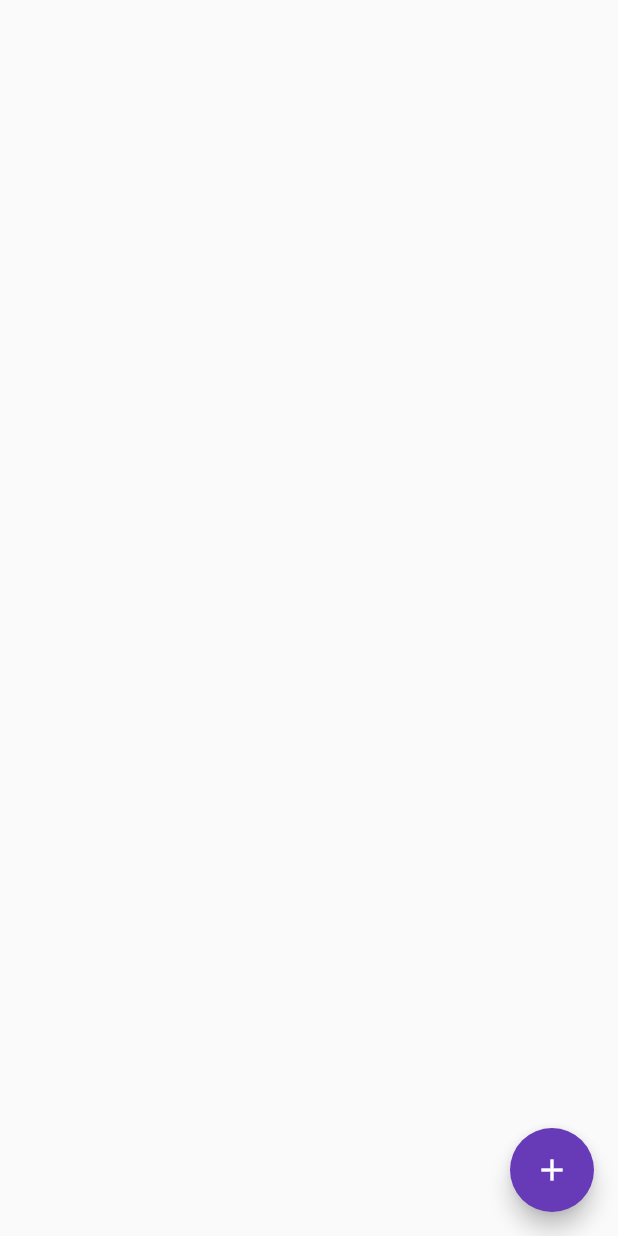
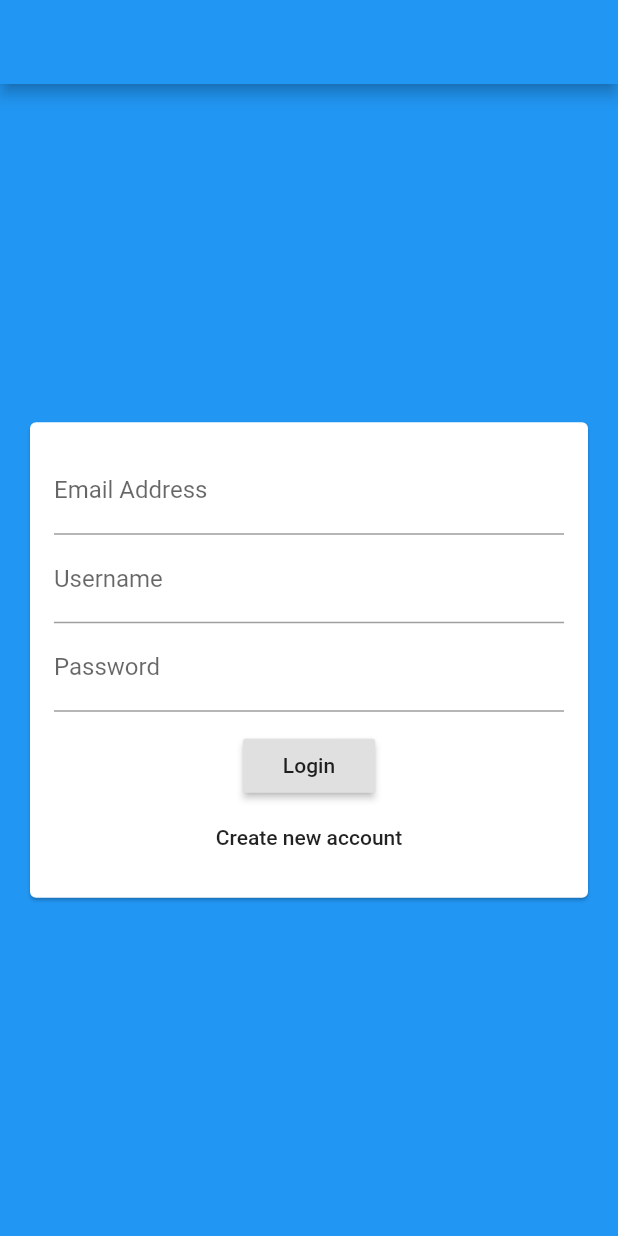
Before and after one commit to emralyilmaz/maxi_app6-chat_app, a Flutter app: the screen it shows after launch, on a phone screen of 412 x 824 dp. Run offline on Flutter 3.47's test engine with Material 2 defaults, Android fonts, the phone set to English and light mode, and no system bars; our stand-ins replace cloud_firestore, firebase_core; accounts and stored records are empty.

Commit message:
317. A Basic Authentication Screen

```diff
--- a/lib/main.dart
+++ b/lib/main.dart
@@ -1,5 +1,6 @@
 import 'package:firebase_core/firebase_core.dart';
 import 'package:flutter/material.dart';
+import 'package:maxi_app6_chat_app/screens/auth_screen.dart';
 import 'package:maxi_app6_chat_app/screens/chat_screen.dart';
 
 void main() {
@@ -16,20 +17,20 @@ class MyApp extends StatelessWidget {
         builder: (context, appSnapshot) {
           return MaterialApp(
             title: 'FlutterChat',
-            theme: ThemeData(
-              primarySwatch: Colors.pink,
-              backgroundColor: Colors.pink,
-              accentColor: Colors.deepPurple,
-              accentColorBrightness: Brightness.dark,
-              buttonTheme: ButtonTheme.of(context).copyWith(
-                buttonColor: Colors.pink,
-                textTheme: ButtonTextTheme.primary,
-                shape: RoundedRectangleBorder(
-                  borderRadius: BorderRadius.circular(20),
-                ),
-              ),
-            ),
-            home: ChatScreen(),
+            // theme: ThemeData(
+            //   primarySwatch: Colors.pink,
+            //   backgroundColor: Colors.pink,
+            //   accentColor: Colors.deepPurple,
+            //   accentColorBrightness: Brightness.dark,
+            //   buttonTheme: ButtonTheme.of(context).copyWith(
+            //     buttonColor: Colors.pink,
+            //     textTheme: ButtonTextTheme.primary,
+            //     shape: RoundedRectangleBorder(
+            //       borderRadius: BorderRadius.circular(20),
+            //     ),
+            //   ),
+            // ),
+            home: AuthScreen(),
           );
         });
   }
--- a/lib/screens/auth_screen.dart
+++ b/lib/screens/auth_screen.dart
@@ -0,0 +1,18 @@
+import 'package:flutter/material.dart';
+import 'package:maxi_app6_chat_app/widgets/auth/auth_form.dart';
+
+class AuthScreen extends StatefulWidget {
+  @override
+  _AuthScreenState createState() => _AuthScreenState();
+}
+
+class _AuthScreenState extends State<AuthScreen> {
+  @override
+  Widget build(BuildContext context) {
+    return Scaffold(
+      backgroundColor: Theme.of(context).primaryColor,
+      appBar: AppBar(),
+      body: AuthForm(),
+    );
+  }
+}
--- /dev/null
+++ b/lib/widgets/auth/auth_form.dart
@@ -0,0 +1,46 @@
+import 'package:flutter/material.dart';
+
+class AuthForm extends StatefulWidget {
+  @override
+  _AuthFormState createState() => _AuthFormState();
+}
+
+class _AuthFormState extends State<AuthForm> {
+  @override
+  Widget build(BuildContext context) {
+    return Center(
+      child: Card(
+        margin: EdgeInsets.all(20),
+        child: SingleChildScrollView(
+          child: Padding(
+            padding: EdgeInsets.all(16),
+            child: Form(
+              child: Column(
+                mainAxisSize: MainAxisSize.min,
+                children: [
+                  TextFormField(
+                    keyboardType: TextInputType.emailAddress,
+                    decoration: InputDecoration(labelText: "Email Address"),
+                  ),
+                  TextFormField(
+                    decoration: InputDecoration(labelText: "Username"),
+                  ),
+                  TextFormField(
+                    decoration: InputDecoration(labelText: "Password"),
+                    obscureText: true,
+                  ),
+                  SizedBox(
+                    height: 12,
+                  ),
+                  RaisedButton(child: Text("Login"), onPressed: () {}),
+                  FlatButton(
+                      onPressed: () {}, child: Text("Create new account"))
+                ],
+              ),
+            ),
+          ),
+        ),
+      ),
+    );
+  }
+}
```
